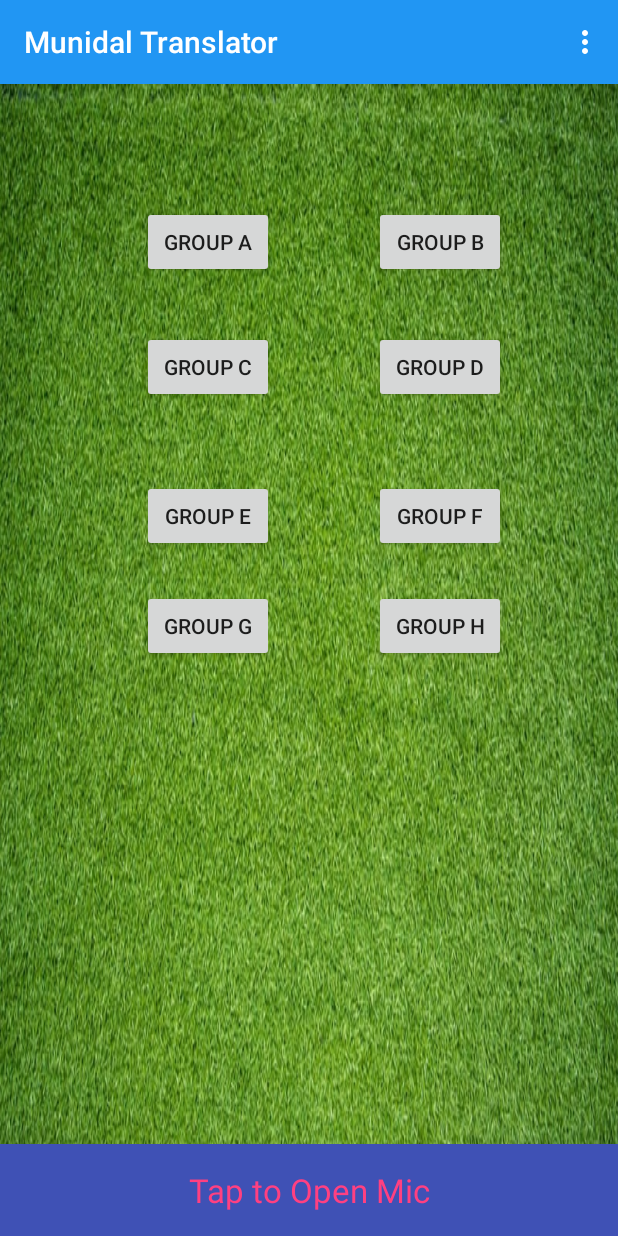
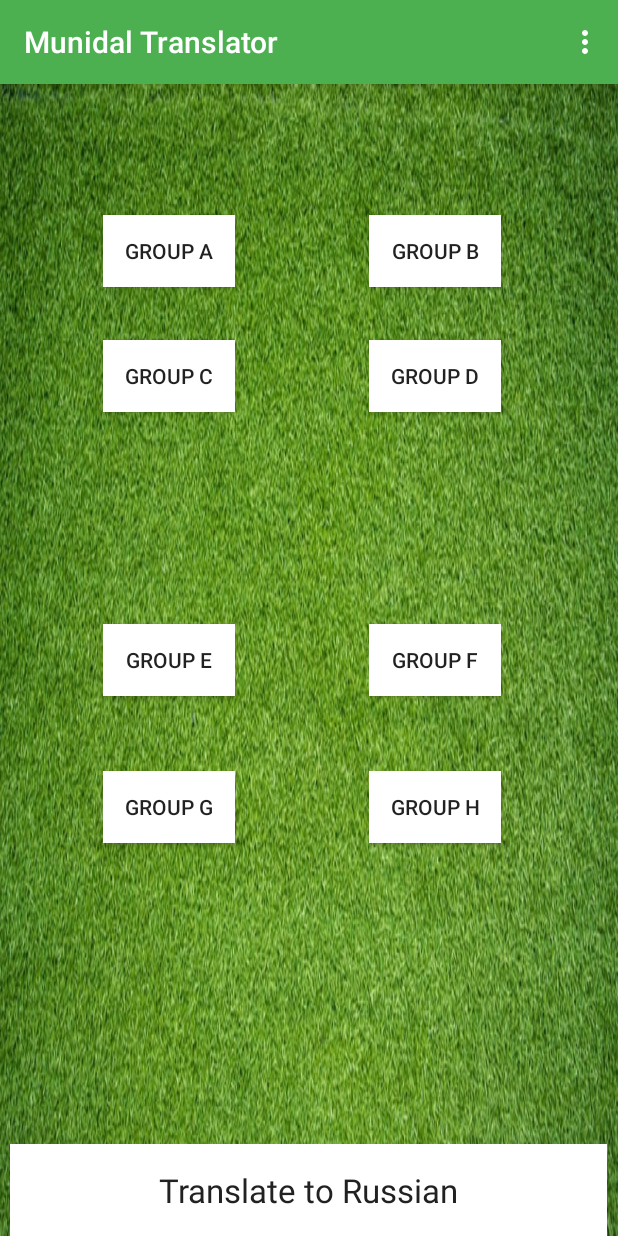
Before and after one commit to mariosfx540/MobileHCI_Project, an Android app: the screen it shows after launch (MainActivity), on a phone screen of 412 x 824 dp. Run offline under Robolectric (Android 15) with nearby library versions, the phone set to English and light mode, and no system bars.

Commit message:
PopUp_Done

```diff
--- a/app/src/main/res/layout/activity_main.xml
+++ b/app/src/main/res/layout/activity_main.xml
@@ -3,7 +3,8 @@
 <RelativeLayout xmlns:android="http://schemas.android.com/apk/res/android"
     xmlns:app="http://schemas.android.com/apk/res-auto"
     xmlns:tools="http://schemas.android.com/tools"
-    android:layout_width="match_parent"
+                android:id="@+id/relative"
+                android:layout_width="match_parent"
     android:layout_height="match_parent"
                 android:background="@drawable/background"
     tools:context="com.example.dimis.mobilehci.MainActivity">
@@ -13,13 +14,14 @@
         android:id="@+id/button"
         android:layout_width="wrap_content"
         android:layout_height="wrap_content"
-        android:layout_alignBaseline="@+id/button4"
-        android:layout_alignBottom="@+id/button4"
+        android:layout_alignBaseline="@+id/groupA"
+        android:layout_alignBottom="@+id/groupA"
         android:layout_alignLeft="@+id/button3"
         android:layout_alignStart="@+id/button3"
+        android:background="@color/icons"
         android:text="Group B"
         tools:layout_editor_absoluteX="63dp"
-        tools:layout_editor_absoluteY="107dp" />
+        tools:layout_editor_absoluteY="107dp"/>
 
     <Button
         android:id="@+id/button2"
@@ -27,12 +29,13 @@
         android:layout_height="wrap_content"
         android:layout_alignBaseline="@+id/button3"
         android:layout_alignBottom="@+id/button3"
-        android:layout_alignLeft="@+id/button4"
-        android:layout_alignStart="@+id/button4"
+        android:layout_alignLeft="@+id/groupA"
+        android:layout_alignStart="@+id/groupA"
+        android:background="@color/icons"
         android:text="Group C"
         app:layout_constraintEnd_toEndOf="parent"
         app:layout_constraintStart_toStartOf="parent"
-        tools:layout_editor_absoluteY="107dp" />
+        tools:layout_editor_absoluteY="107dp"/>
 
     <Button
         android:id="@+id/button3"
@@ -40,23 +43,26 @@
         android:layout_height="wrap_content"
         android:layout_alignLeft="@+id/button5"
         android:layout_alignStart="@+id/button5"
-        android:layout_below="@+id/button4"
+        android:layout_below="@+id/groupA"
         android:layout_marginTop="35dp"
+        android:background="@color/icons"
         android:text="Group D"
         tools:layout_editor_absoluteX="63dp"
-        tools:layout_editor_absoluteY="208dp" />
+        tools:layout_editor_absoluteY="208dp"/>
 
     <Button
-        android:id="@+id/button4"
+        android:id="@+id/groupA"
+        android:onClick="ShowPopUp"
+        style="@style/Widget.AppCompat.Button"
         android:layout_width="wrap_content"
         android:layout_height="wrap_content"
-        android:layout_alignLeft="@+id/button6"
-        android:layout_alignParentTop="true"
-        android:layout_alignStart="@+id/button6"
-        android:layout_marginTop="81dp"
+        android:layout_alignBottom="@+id/voiceInput"
+        android:layout_alignLeft="@+id/button8"
+        android:layout_alignStart="@+id/button8"
+        android:background="@color/icons"
         android:text="@string/groupA"
         tools:layout_editor_absoluteX="245dp"
-        tools:layout_editor_absoluteY="208dp" />
+        tools:layout_editor_absoluteY="208dp"/>
 
     <Button
         android:id="@+id/button5"
@@ -66,6 +72,7 @@
         android:layout_alignBottom="@+id/button6"
         android:layout_alignLeft="@+id/button7"
         android:layout_alignStart="@+id/button7"
+        android:background="@color/icons"
         android:text="Group F"
         tools:layout_editor_absoluteX="63dp"
         tools:layout_editor_absoluteY="307dp"/>
@@ -74,10 +81,10 @@
         android:id="@+id/button6"
         android:layout_width="wrap_content"
         android:layout_height="wrap_content"
-        android:layout_alignLeft="@+id/button8"
-        android:layout_alignStart="@+id/button8"
-        android:layout_below="@+id/button2"
-        android:layout_marginTop="51dp"
+        android:layout_alignLeft="@+id/button2"
+        android:layout_alignStart="@+id/button2"
+        android:layout_centerVertical="true"
+        android:background="@color/icons"
         android:text="Group E"
         tools:layout_editor_absoluteX="63dp"
         tools:layout_editor_absoluteY="410dp"/>
@@ -88,10 +95,11 @@
         android:layout_height="wrap_content"
         android:layout_alignBaseline="@+id/button8"
         android:layout_alignBottom="@+id/button8"
-        android:layout_marginLeft="43dp"
-        android:layout_marginStart="43dp"
+        android:layout_marginLeft="40dp"
+        android:layout_marginStart="40dp"
         android:layout_toEndOf="@+id/voiceInput"
         android:layout_toRightOf="@+id/voiceInput"
+        android:background="@color/icons"
         android:text="Group H"
         tools:layout_editor_absoluteX="245dp"
         tools:layout_editor_absoluteY="307dp"/>
@@ -101,11 +109,12 @@
         android:layout_width="wrap_content"
         android:layout_height="wrap_content"
         android:layout_below="@+id/button6"
-        android:layout_marginEnd="23dp"
-        android:layout_marginRight="23dp"
-        android:layout_marginTop="25dp"
+        android:layout_marginEnd="49dp"
+        android:layout_marginRight="49dp"
+        android:layout_marginTop="50dp"
         android:layout_toLeftOf="@+id/button7"
         android:layout_toStartOf="@+id/button7"
+        android:background="@color/icons"
         android:text="Group G"
         tools:layout_editor_absoluteX="245dp"
         tools:layout_editor_absoluteY="410dp"/>
@@ -129,18 +138,18 @@
         android:orientation="vertical" >
 
         <TextView
+            android:id="@+id/btnSpeak"
+            android:layout_width="398dp"
+            android:layout_height="wrap_content"
+            android:layout_marginTop="10dp"
+            android:textColor="#212121"
+            android:background="@color/icons"
             android:clickable="true"
             android:gravity="center"
             android:padding="16dp"
-            android:textColor="@color/colorAccent"
-            android:background="@color/colorPrimary"
-            android:id="@+id/btnSpeak"
-            android:layout_width="match_parent"
-            android:layout_height="wrap_content"
-            android:layout_marginTop="10dp"
-            android:text="Tap to Open Mic"
+            android:text="Translate to Russian"
             android:textSize="22sp"
-            android:textStyle="normal" />
+            android:textStyle="normal"/>
     </LinearLayout>
 
 </RelativeLayout>
--- a/app/src/main/res/values/colors.xml
+++ b/app/src/main/res/values/colors.xml
@@ -3,10 +3,10 @@
     <color name="colorPrimary">#3F51B5</color>
     <color name="colorPrimaryDark">#303F9F</color>
     <color name="colorAccent">#FF4081</color>
-    <color name="primary">#2196F3</color>
-    <color name="primary_dark">#1976D2</color>
+    <color name="primary">#4CAF50</color>
+    <color name="primary_dark">#388E3C</color>
     <color name="primary_light">#BBDEFB</color>
-    <color name="accent">#536dfe</color>
+    <color name="accent">#607D8B</color>
     <color name="primary_text">#212121</color>
     <color name="secondary_text">#757575</color>
     <color name="icons">#FFFFFF</color>
```
Also changed, not shown: app/src/main/java/com/example/dimis/mobilehci/MainActivity.java (+23 -0 lines), app/src/main/res/layout/custom_popup.xml (added, +87 -0 lines).
